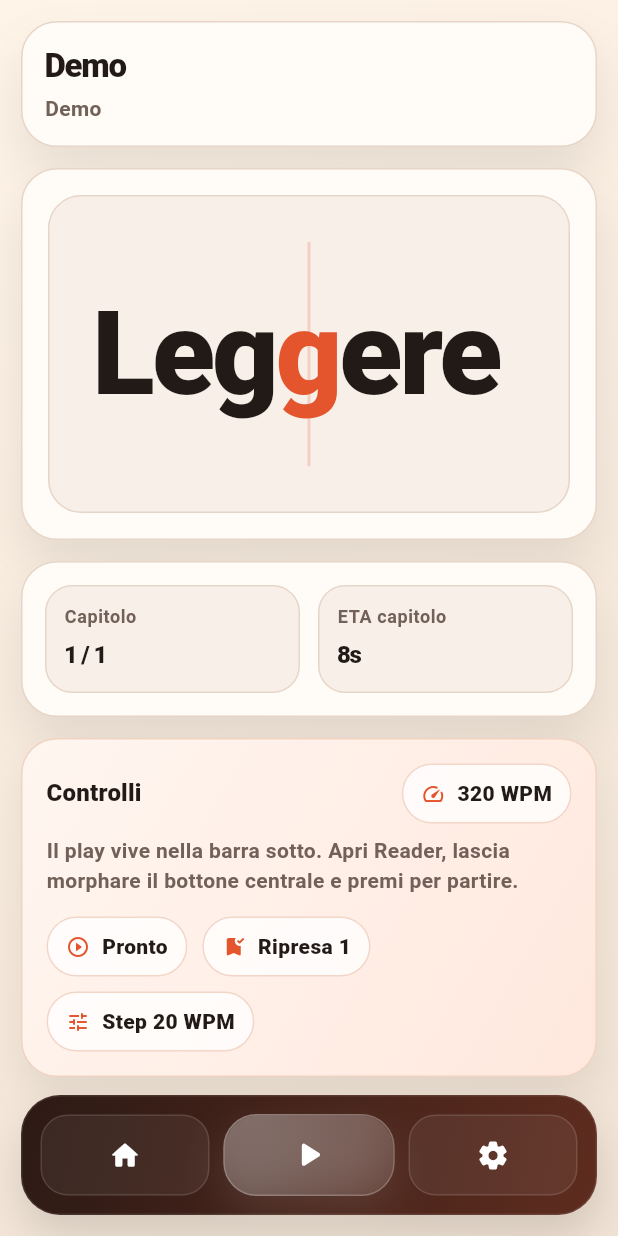
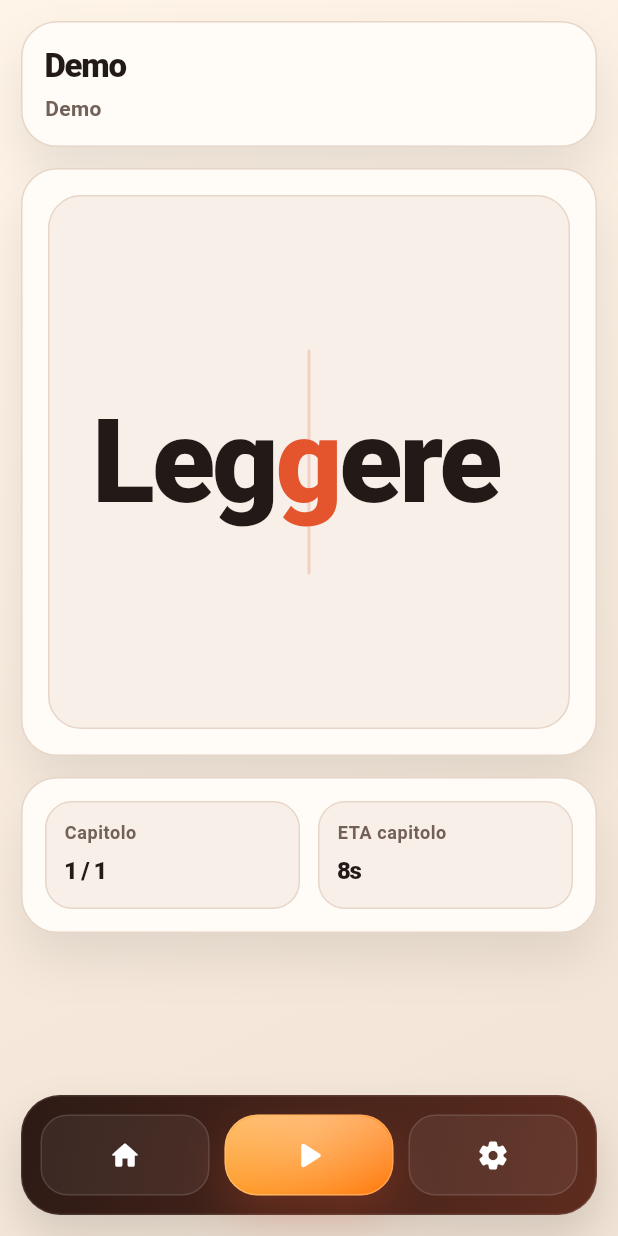
Before and after one commit to nicchia-code/speedy-pizza, a Flutter app: the screen it shows after launch, item 2 of the bottom bar chosen, on a phone screen of 412 x 824 dp. Run offline on Flutter 3.47's test engine with Material 3 defaults, Android fonts, the phone set to English and light mode, and no system bars; missing offline and left inert: dart:html.

Commit message:
feat: polish swipe-based player shell

```diff
--- a/lib/main.dart
+++ b/lib/main.dart
@@ -16,7 +16,7 @@ const _panelBorder = Color(0xFFE7D6C8);
 const _ink = Color(0xFF211A16);
 const _muted = Color(0xFF726158);
 const _accent = Color(0xFFE4542D);
-const _accentSoft = Color(0xFFFFE1D6);
+const _accentSoft = Color(0xFFFFE4BE);
 const _track = Color(0xFFE7D9CE);
 
 const _demoText = '''
@@ -44,7 +44,7 @@ class SpeedyReaderApp extends StatelessWidget {
 
     return MaterialApp(
       debugShowCheckedModeBanner: false,
-      title: 'Speedy Reader',
+      title: 'Speedy Pizza',
       theme: ThemeData(
         useMaterial3: true,
         colorScheme: colorScheme,
@@ -106,6 +106,7 @@ class _ReaderPageState extends State<ReaderPage> with TickerProviderStateMixin {
 
   late final Ticker _ticker;
   late final AnimationController _readerPlayHintController;
+  late final PageController _pageController;
 
   List<String> _words = _tokenize(_demoText);
   List<String> _chapterTexts = const [_demoText];
@@ -125,13 +126,6 @@ class _ReaderPageState extends State<ReaderPage> with TickerProviderStateMixin {
 
   String get _currentWord => _hasWords ? _words[_currentWordIndex] : 'Pronto';
 
-  int get _remainingWords {
-    if (!_hasWords) {
-      return 0;
-    }
-    return _words.length - (_currentWordIndex + 1);
-  }
-
   double get _microsecondsPerWord => 60000000 / _wordsPerMinute;
 
   String get _etaLabel {
@@ -139,7 +133,7 @@ class _ReaderPageState extends State<ReaderPage> with TickerProviderStateMixin {
       return '--';
     }
 
-    final seconds = ((_remainingWords / _wordsPerMinute) * 60).ceil();
+    final seconds = ((_words.length / _wordsPerMinute) * 60).ceil();
     final minutes = seconds ~/ 60;
     final remainingSeconds = seconds % 60;
 
@@ -195,6 +189,7 @@ class _ReaderPageState extends State<ReaderPage> with TickerProviderStateMixin {
       vsync: this,
       duration: const Duration(milliseconds: 3200),
     )..repeat();
+    _pageController = PageController(initialPage: _tabToIndex(_activeTab));
     _log('initState: reader ready');
     _restoreSession();
   }
@@ -210,6 +205,7 @@ class _ReaderPageState extends State<ReaderPage> with TickerProviderStateMixin {
     _saveCurrentSession();
     _ticker.dispose();
     _readerPlayHintController.dispose();
+    _pageController.dispose();
     _textController.dispose();
     _draftTextController.dispose();
     _resumeController.dispose();
@@ -431,9 +427,7 @@ class _ReaderPageState extends State<ReaderPage> with TickerProviderStateMixin {
           ? 'Caricato ${importedBook.name} (${importedBook.formatLabel}) con $chapterCount capitoli.'
           : 'Caricato ${importedBook.name} (${importedBook.formatLabel}). ${importedWords.length} parole pronte.';
       _prepareText(message: loadedMessage, keepChapterContext: true);
-      setState(() {
-        _activeTab = _AppTab.reader;
-      });
+      _setActiveTab(_AppTab.reader, animate: false);
       _saveCurrentSession();
     } catch (error) {
       if (!mounted) {
@@ -469,9 +463,7 @@ class _ReaderPageState extends State<ReaderPage> with TickerProviderStateMixin {
       message: 'Demo ricaricata. La lettera centrale resta ancorata al centro.',
       keepChapterContext: true,
     );
-    setState(() {
-      _activeTab = _AppTab.reader;
-    });
+    _setActiveTab(_AppTab.reader, animate: false);
   }
 
   void _loadBookChapters(ImportedBook importedBook) {
@@ -523,9 +515,7 @@ class _ReaderPageState extends State<ReaderPage> with TickerProviderStateMixin {
           '${_tokenize(normalized).length} parole pronte dal testo incollato.',
       keepChapterContext: true,
     );
-    setState(() {
-      _activeTab = _AppTab.reader;
-    });
+    _setActiveTab(_AppTab.reader, animate: false);
   }
 
   void _prepareText({
@@ -630,9 +620,9 @@ class _ReaderPageState extends State<ReaderPage> with TickerProviderStateMixin {
     setState(() {
       _currentWordIndex = targetIndex.toInt();
       _isPlaying = false;
-      _activeTab = _AppTab.reader;
       _statusMessage = 'Ripreso da ${targetIndex + 1} / ${_words.length}.';
     });
+    _setActiveTab(_AppTab.reader, animate: false);
     _saveCurrentSession();
   }
 
@@ -675,9 +665,7 @@ class _ReaderPageState extends State<ReaderPage> with TickerProviderStateMixin {
 
   void _togglePlayback() {
     if (_activeTab != _AppTab.reader) {
-      setState(() {
-        _activeTab = _AppTab.reader;
-      });
+      _setActiveTab(_AppTab.reader);
     }
     if (_isPlaying) {
       _pausePlayback();
@@ -686,13 +674,53 @@ class _ReaderPageState extends State<ReaderPage> with TickerProviderStateMixin {
     _startPlayback();
   }
 
+  int _tabToIndex(_AppTab tab) => tab.index;
+
+  _AppTab _indexToTab(int index) =>
+      _AppTab.values[index.clamp(0, _AppTab.values.length - 1)];
+
+  void _setActiveTab(_AppTab tab, {bool animate = true}) {
+    if (_activeTab != tab) {
+      setState(() {
+        _activeTab = tab;
+      });
+    }
+    _syncPageToTab(tab, animate: animate);
+  }
+
+  void _syncPageToTab(_AppTab tab, {bool animate = true}) {
+    if (!_pageController.hasClients) {
+      WidgetsBinding.instance.addPostFrameCallback((_) {
+        if (!mounted) {
+          return;
+        }
+        _syncPageToTab(tab, animate: false);
+      });
+      return;
+    }
+
+    final targetPage = _tabToIndex(tab);
+    final currentPage =
+        _pageController.page ?? _pageController.initialPage.toDouble();
+
+    if (currentPage.round() == targetPage) {
+      return;
+    }
+
+    if (animate) {
+      _pageController.animateToPage(
+        targetPage,
+        duration: const Duration(milliseconds: 280),
+        curve: Curves.easeOutCubic,
+      );
+      return;
+    }
+
+    _pageController.jumpToPage(targetPage);
+  }
+
   void _navigateToTab(_AppTab tab) {
-    if (_activeTab == tab) {
-      return;
-    }
-    setState(() {
-      _activeTab = tab;
-    });
+    _setActiveTab(tab);
   }
 
   void _restartPlayback() {
@@ -714,15 +742,21 @@ class _ReaderPageState extends State<ReaderPage> with TickerProviderStateMixin {
       _ticker.stop();
     }
 
+    if (shouldResume) {
+      setState(() {
+        _wordsPerMinute = value;
+        _statusMessage = 'Velocita impostata a ${value.round()} WPM.';
+      });
+      _playbackStartIndex = _currentWordIndex;
+      _ticker.start();
+      return;
+    }
+
     setState(() {
       _wordsPerMinute = value;
       _isPlaying = false;
       _statusMessage = 'Velocita impostata a ${value.round()} WPM.';
     });
-
-    if (shouldResume) {
-      _startPlayback();
-    }
   }
 
   void _adjustSpeedBy(double delta) {
@@ -925,9 +959,7 @@ class _ReaderPageState extends State<ReaderPage> with TickerProviderStateMixin {
                     onTap: () {
                       Navigator.of(sheetContext).pop();
                       _selectChapter(index);
-                      setState(() {
-                        _activeTab = _AppTab.reader;
-                      });
+                      _setActiveTab(_AppTab.reader);
                     },
                   ),
                 );
@@ -956,116 +988,6 @@ class _ReaderPageState extends State<ReaderPage> with TickerProviderStateMixin {
             child: child,
           ),
         ),
-      ),
-    );
-  }
-
-  Widget _buildReaderStatusCard(BuildContext context, {required bool compact}) {
-    final textTheme = Theme.of(context).textTheme;
-
-    return Container(
-      padding: EdgeInsets.fromLTRB(
-        compact ? 16 : 18,
-        16,
-        compact ? 16 : 18,
-        16,
-      ),
-      decoration: BoxDecoration(
-        gradient: const LinearGradient(
-          begin: Alignment.topLeft,
-          end: Alignment.bottomRight,
-          colors: [Color(0xFFFFF6F0), Color(0xFFFFE8DE)],
-        ),
-        borderRadius: BorderRadius.circular(compact ? 24 : 28),
-        border: Border.all(color: const Color(0xFFF1D3C2)),
-        boxShadow: const [
-          BoxShadow(
-            color: Color(0x14000000),
-            blurRadius: 24,
-            offset: Offset(0, 14),
-          ),
-        ],
-      ),
-      child: Column(
-        crossAxisAlignment: CrossAxisAlignment.start,
-        children: [
-          Row(
-            children: [
-              Text(
-                'Controlli',
-                style: textTheme.titleMedium?.copyWith(
-                  color: _ink,
-                  fontWeight: FontWeight.w900,
-                ),
-              ),
-              const Spacer(),
-              _buildReaderStatePill(
-                label: '${_wordsPerMinute.round()} WPM',
-                icon: Icons.speed_rounded,
-              ),
-            ],
-          ),
-          const SizedBox(height: 8),
-          Text(
-            _isPlaying
-                ? 'La barra sotto e in modalita player. Da li puoi rallentare, mettere in pausa o accelerare.'
-                : 'Il play vive nella barra sotto. Apri Reader, lascia morphare il bottone centrale e premi per partire.',
-            style: textTheme.bodyMedium?.copyWith(
-              color: _muted,
-              height: 1.4,
-              fontWeight: FontWeight.w700,
-            ),
-          ),
-          const SizedBox(height: 14),
-          Wrap(
-            spacing: 10,
-            runSpacing: 10,
-            children: [
-              _buildReaderStatePill(
-                label: _isPlaying ? 'Attivo' : 'Pronto',
-                icon: _isPlaying
-                    ? Icons.graphic_eq_rounded
-                    : Icons.play_circle_outline_rounded,
-              ),
-              _buildReaderStatePill(
-                label: 'Ripresa $_resumePointLabel',
-                icon: Icons.bookmark_added_rounded,
-              ),
-              _buildReaderStatePill(
-                label: 'Step 20 WPM',
-                icon: Icons.tune_rounded,
-              ),
-            ],
-          ),
-        ],
-      ),
-    );
-  }
-
-  Widget _buildReaderStatePill({
-    required String label,
-    required IconData icon,
-  }) {
-    return Container(
-      padding: const EdgeInsets.symmetric(horizontal: 12, vertical: 9),
-      decoration: BoxDecoration(
-        color: Colors.white.withValues(alpha: 0.78),
-        borderRadius: BorderRadius.circular(999),
-        border: Border.all(color: const Color(0xFFF2D6C8)),
-      ),
-      child: Row(
-        mainAxisSize: MainAxisSize.min,
-        children: [
-          Icon(icon, size: 16, color: _accent),
-          const SizedBox(width: 8),
-          Text(
-            label,
-            style: const TextStyle(
-              color: _ink,
-              fontWeight: FontWeight.w800,
-            ),
-          ),
-        ],
       ),
     );
   }
@@ -1087,24 +1009,24 @@ class _ReaderPageState extends State<ReaderPage> with TickerProviderStateMixin {
           child: LayoutBuilder(
             builder: (context, constraints) {
               final isCompact = constraints.maxWidth < 760;
-              final page = AnimatedSwitcher(
-                duration: const Duration(milliseconds: 280),
-                switchInCurve: Curves.easeOutCubic,
-                switchOutCurve: Curves.easeInCubic,
-                child: switch (_activeTab) {
-                  _AppTab.home => _buildHomeTab(context, compact: isCompact),
-                  _AppTab.reader => _buildReaderTab(
-                    context,
-                    compact: isCompact,
-                  ),
-                  _AppTab.settings => _buildSettingsTab(
-                    context,
-                    compact: isCompact,
-                  ),
+              return PageView(
+                controller: _pageController,
+                physics: const BouncingScrollPhysics(),
+                onPageChanged: (index) {
+                  final tab = _indexToTab(index);
+                  if (tab == _activeTab) {
+                    return;
+                  }
+                  setState(() {
+                    _activeTab = tab;
+                  });
                 },
+                children: [
+                  _buildHomeTab(context, compact: isCompact),
+                  _buildReaderTab(context, compact: isCompact),
+                  _buildSettingsTab(context, compact: isCompact),
+                ],
               );
-
-              return page;
             },
           ),
         ),
@@ -1177,9 +1099,7 @@ class _ReaderPageState extends State<ReaderPage> with TickerProviderStateMixin {
           ),
         ),
         const SizedBox(width: 10),
-        Expanded(
-          child: _buildIdleReaderTriggerButton(),
-        ),
+        Expanded(child: _buildIdleReaderTriggerButton()),
         const SizedBox(width: 10),
         Expanded(
           child: _buildIdleNavButton(
@@ -1199,13 +1119,13 @@ class _ReaderPageState extends State<ReaderPage> with TickerProviderStateMixin {
         builder: (context, child) {
           final showHint = _showReaderPlayTrigger;
           final cycle = _readerPlayHintController.value;
-          final shineVisible = showHint && cycle >= 0.16 && cycle <= 0.54;
+          final pulsePhase = math.sin(cycle * math.pi * 2);
+          final pulse = showHint ? 1 + (0.034 * math.max(0, pulsePhase)) : 1.0;
+          final shineVisible = showHint && (cycle >= 0.08 && cycle <= 0.78);
           final shineProgress = shineVisible
-              ? Curves.easeInOut.transform((cycle - 0.16) / 0.38)
+              ? Curves.easeInOutCubic.transform((cycle - 0.08) / 0.7)
               : 0.0;
-          final shineX = -1.35 + (2.7 * shineProgress);
-          final pulse =
-              showHint ? 1 + (0.028 * math.max(0, math.sin(cycle * math.pi))) : 1.0;
+          final shineX = -1.8 + (3.6 * shineProgress);
           final borderRadius = BorderRadius.circular(showHint ? 22 : 18);
 
           return Transform.scale(
@@ -1215,26 +1135,23 @@ class _ReaderPageState extends State<ReaderPage> with TickerProviderStateMixin {
               curve: Curves.easeOutCubic,
               decoration: BoxDecoration(
                 gradient: showHint
-                    ? LinearGradient(
+                    ? const LinearGradient(
                         begin: Alignment.topLeft,
                         end: Alignment.bottomRight,
-                        colors: [
-                          Colors.white.withValues(alpha: 0.26),
-                          Colors.white.withValues(alpha: 0.1),
-                        ],
+                        colors: [Color(0xFFFFA634), Color(0xFFFF7B0F)],
                       )
                     : null,
                 color: showHint ? null : Colors.white.withValues(alpha: 0.06),
                 borderRadius: borderRadius,
                 border: Border.all(
-                  color: Colors.white.withValues(alpha: showHint ? 0.22 : 0.12),
+                  color: Colors.white.withValues(alpha: showHint ? 0.28 : 0.12),
                 ),
                 boxShadow: showHint
                     ? const [
                         BoxShadow(
-                          color: Color(0x1AFFFFFF),
-                          blurRadius: 22,
-                          offset: Offset(0, 10),
+                          color: Color(0x3AE4542D),
+                          blurRadius: 24,
+                          offset: Offset(0, 12),
                         ),
                       ]
                     : null,
@@ -1256,7 +1173,20 @@ class _ReaderPageState extends State<ReaderPage> with TickerProviderStateMixin {
                                 begin: Alignment.topCenter,
                                 end: Alignment.bottomCenter,
                                 colors: [
-                                  Colors.white.withValues(alpha: 0.12),
+                                  Colors.white.withValues(alpha: 0.28),
+                                  Colors.white.withValues(alpha: 0),
+                                ],
+                              ),
+                            ),
+                          ),
+                        if (showHint)
+                          DecoratedBox(
+                            decoration: BoxDecoration(
+                              gradient: RadialGradient(
+                                center: const Alignment(0, -0.45),
+                                radius: 1.15,
+                                colors: [
+                                  Colors.white.withValues(alpha: 0.14),
                                   Colors.white.withValues(alpha: 0),
                                 ],
                               ),
@@ -1269,19 +1199,23 @@ class _ReaderPageState extends State<ReaderPage> with TickerProviderStateMixin {
                             child: Align(
                               alignment: Alignment(shineX, 0),
                               child: Transform.rotate(
-                                angle: -0.28,
+                                angle: -0.34,
                                 child: Container(
-                                  width: 34,
+                                  width: 86,
+                                  height: 150,
                                   decoration: BoxDecoration(
                                     gradient: LinearGradient(
+                                      stops: const [0, 0.46, 0.54, 1],
                                       begin: Alignment.centerLeft,
                                       end: Alignment.centerRight,
                                       colors: [
                                         Colors.white.withValues(alpha: 0),
-                                        Colors.white.withValues(alpha: 0.34),
+                                        Colors.white.withValues(alpha: 0.1),
+                                        Colors.white.withValues(alpha: 0.48),
                                         Colors.white.withValues(alpha: 0),
                                       ],
                                     ),
+                                    borderRadius: BorderRadius.circular(999),
                                   ),
                                 ),
                               ),
@@ -1290,7 +1224,7 @@ class _ReaderPageState extends State<ReaderPage> with TickerProviderStateMixin {
                         Center(
                           child: Icon(
                             Icons.play_arrow_rounded,
-                            size: showHint ? 28 : 24,
+                            size: showHint ? 30 : 24,
                             color: Colors.white,
                           ),
                         ),
@@ -1407,14 +1341,14 @@ class _ReaderPageState extends State<ReaderPage> with TickerProviderStateMixin {
     return KeyedSubtree(
       key: const ValueKey('home-tab'),
       child: Padding(
-        padding: const EdgeInsets.fromLTRB(14, 14, 14, 12),
+        padding: const EdgeInsets.fromLTRB(14, 14, 14, 108),
         child: Center(
           child: ConstrainedBox(
             constraints: const BoxConstraints(maxWidth: 880),
             child: Column(
               children: [
                 Expanded(
-                  flex: 5,
+                  flex: compact ? 5 : 4,
                   child: Container(
                     width: double.infinity,
                     padding: EdgeInsets.all(compact ? 22 : 28),
@@ -1422,7 +1356,7 @@ class _ReaderPageState extends State<ReaderPage> with TickerProviderStateMixin {
                       gradient: const LinearGradient(
                         begin: Alignment.topLeft,
                         end: Alignment.bottomRight,
-                        colors: [Color(0xFFFFDCCF), Color(0xFFF6A27C)],
+                        colors: [Color(0xFFFFE4BC), Color(0xFFF5A33C)],
                       ),
                       borderRadius: BorderRadius.circular(compact ? 28 : 34),
                       boxShadow: const [
@@ -1456,11 +1390,11 @@ class _ReaderPageState extends State<ReaderPage> with TickerProviderStateMixin {
                         ),
                         const Spacer(),
                         Text(
-                          'Speedy Reader',
+                          'Speedy Pizza',
                           style:
                               (compact
-                                  ? textTheme.headlineMedium
-                                  : textTheme.displaySmall)
+                                      ? textTheme.headlineMedium
+                                      : textTheme.displaySmall)
                                   ?.copyWith(
                                     color: _ink,
                                     fontWeight: FontWeight.w900,
@@ -1471,8 +1405,8 @@ class _ReaderPageState extends State<ReaderPage> with TickerProviderStateMixin {
                         const SizedBox(height: 12),
                         Text(
                           _hasImportedSource
-                              ? 'Riprendi $_activeSourceLabel dal capitolo $_chapterProgressLabel, oppure aggiungi un nuovo contenuto.'
-                              : 'Apri il reader oppure carica un contenuto. L app resta focalizzata su una sola schermata alla volta.',
+                              ? 'Ultima sessione pronta su $_activeSourceLabel. Apri la tab play oppure aggiungi un nuovo contenuto.'
+                              : 'Importa un contenuto e scorri tra Home, Play e Impostazioni senza uscire dalla schermata.',
                           style: textTheme.bodyLarge?.copyWith(
                             color: _ink.withValues(alpha: 0.72),
                             height: 1.4,
@@ -1482,55 +1416,6 @@ class _ReaderPageState extends State<ReaderPage> with TickerProviderStateMixin {
                     ),
                   ),
                 ),
-                const SizedBox(height: 14),
-                if (compact) ...[
-                  FilledButton.icon(
-                    onPressed: () => _navigateToTab(_AppTab.reader),
-                    style: FilledButton.styleFrom(
-                      minimumSize: const Size.fromHeight(56),
-                      backgroundColor: _accent,
-                      foregroundColor: Colors.white,
-                    ),
-                    icon: const Icon(Icons.play_circle_fill_rounded),
-                    label: const Text('Apri reader'),
-                  ),
-                  const SizedBox(height: 12),
-                  OutlinedButton.icon(
-                    onPressed: _openAddContentSheet,
-                    style: OutlinedButton.styleFrom(
-                      minimumSize: const Size.fromHeight(56),
-                    ),
-                    icon: const Icon(Icons.add_circle_outline_rounded),
-                    label: const Text('Aggiungi contenuto'),
-                  ),
-                ] else
-                  Row(
-                    children: [
-                      Expanded(
-                        child: FilledButton.icon(
-                          onPressed: () => _navigateToTab(_AppTab.reader),
-                          style: FilledButton.styleFrom(
-                            minimumSize: const Size.fromHeight(56),
-                            backgroundColor: _accent,
-                            foregroundColor: Colors.white,
-                          ),
-                          icon: const Icon(Icons.play_circle_fill_rounded),
-                          label: const Text('Apri reader'),
-                        ),
-                      ),
-                      const SizedBox(width: 12),
-                      Expanded(
-                        child: OutlinedButton.icon(
-                          onPressed: _openAddContentSheet,
-                          style: OutlinedButton.styleFrom(
-                            minimumSize: const Size.fromHeight(56),
-                          ),
-                          icon: const Icon(Icons.add_circle_outline_rounded),
-                          label: const Text('Aggiungi contenuto'),
-                        ),
-                      ),
-                    ],
-                  ),
                 const SizedBox(height: 14),
                 Expanded(
                   flex: 3,
@@ -1579,6 +1464,23 @@ class _ReaderPageState extends State<ReaderPage> with TickerProviderStateMixin {
                     ),
                   ),
                 ),
+                const SizedBox(height: 14),
+                SizedBox(
+                  width: double.infinity,
+                  child: FilledButton.icon(
+                    onPressed: _openAddContentSheet,
+                    style: FilledButton.styleFrom(
+                      minimumSize: const Size.fromHeight(58),
+                      backgroundColor: _accent,
+                      foregroundColor: Colors.white,
+                      shape: RoundedRectangleBorder(
+                        borderRadius: BorderRadius.circular(22),
+                      ),
+                    ),
+                    icon: const Icon(Icons.add_circle_outline_rounded),
+                    label: const Text('Aggiungi contenuto'),
+                  ),
+                ),
               ],
             ),
           ),
@@ -1592,7 +1494,7 @@ class _ReaderPageState extends State<ReaderPage> with TickerProviderStateMixin {
     return KeyedSubtree(
       key: const ValueKey('reader-tab'),
       child: Padding(
-        padding: const EdgeInsets.fromLTRB(14, 14, 14, 12),
+        padding: const EdgeInsets.fromLTRB(14, 14, 14, 108),
         child: Center(
           child: ConstrainedBox(
             constraints: const BoxConstraints(maxWidth: 920),
@@ -1705,8 +1607,6 @@ class _ReaderPageState extends State<ReaderPage> with TickerProviderStateMixin {
                     ),
                   ),
                 ),
-                const SizedBox(height: 14),
-                _buildReaderStatusCard(context, compact: compact),
               ],
             ),
           ),
@@ -1721,7 +1621,7 @@ class _ReaderPageState extends State<ReaderPage> with TickerProviderStateMixin {
     return KeyedSubtree(
       key: const ValueKey('settings-tab'),
       child: SingleChildScrollView(
-        padding: const EdgeInsets.fromLTRB(14, 14, 14, 16),
+        padding: const EdgeInsets.fromLTRB(14, 14, 14, 108),
         child: Center(
           child: ConstrainedBox(
             constraints: const BoxConstraints(maxWidth: 920),
```
Also changed, not shown: 4 other files.
